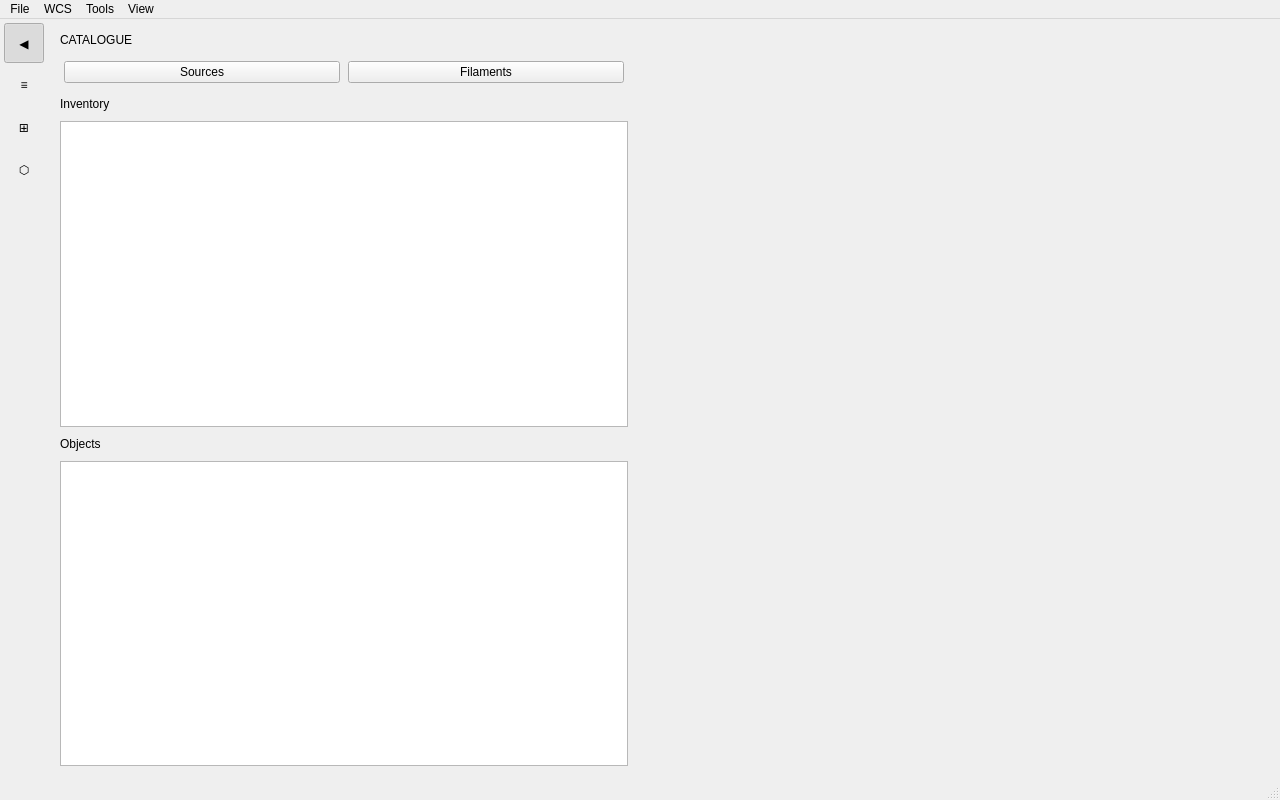
The window that ui/vtkWindowImage.ui (VisIVOLab/VisIVOVisualAnalytics) describes before a commit, drawn with Qt 5.
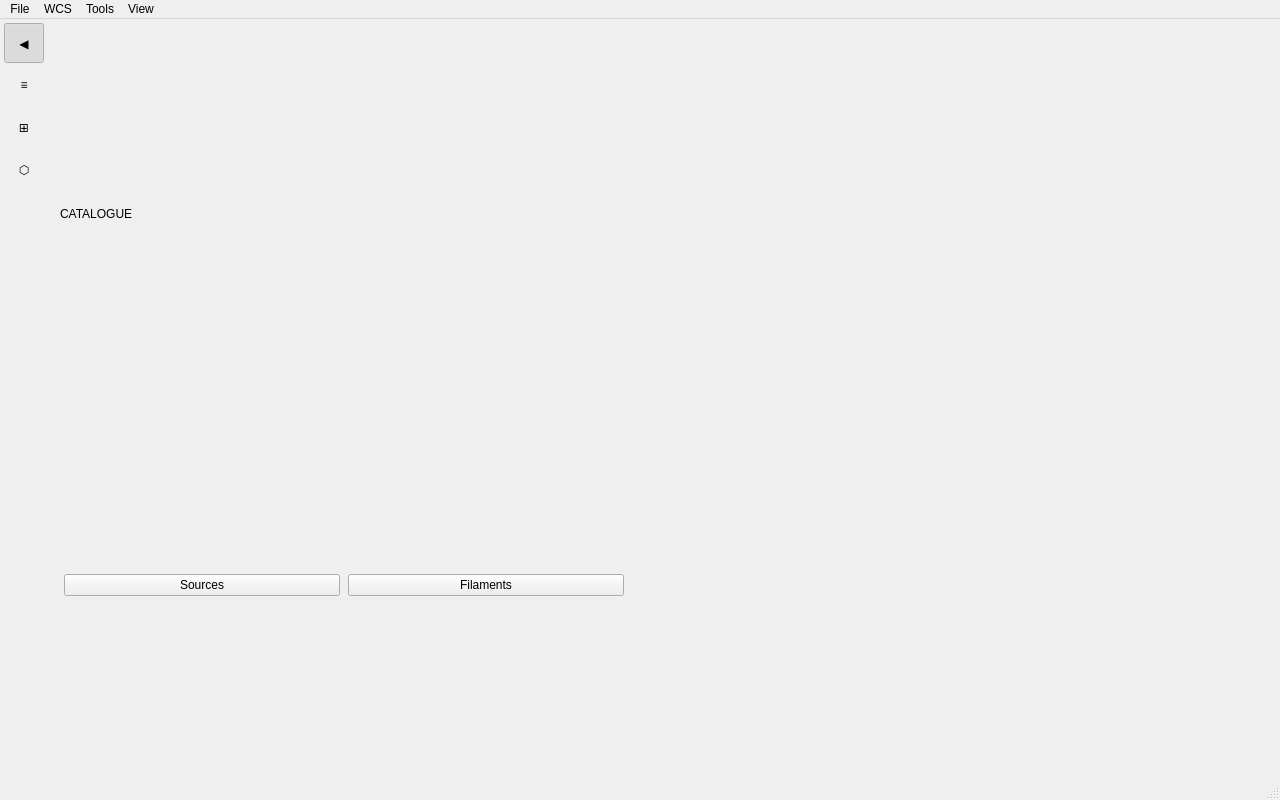
The same window after the commit. The open tabs and pages were chosen to show the change. Custom widgets are drawn as their Qt base class.

Commit message: Fix Stokes loading and image panel UX

Patch:
```diff
--- a/ui/vtkWindowImage.ui
+++ b/ui/vtkWindowImage.ui
@@ -289,41 +289,6 @@
              </widget>
             </item>
 
-            <!-- Inventory table sub-section -->
-            <item>
-             <widget class="QLabel" name="labelInventoryHdr">
-              <property name="text"><string>Inventory</string></property>
-             </widget>
-            </item>
-            <item>
-             <widget class="QTableWidget" name="tableInventory">
-              <property name="sizePolicy">
-               <sizepolicy hsizetype="Expanding" vsizetype="Expanding">
-                <horstretch>0</horstretch>
-                <verstretch>1</verstretch>
-               </sizepolicy>
-              </property>
-              <property name="minimumHeight"><number>120</number></property>
-             </widget>
-            </item>
-
-            <!-- Objects table sub-section -->
-            <item>
-             <widget class="QLabel" name="labelObjectsHdr">
-              <property name="text"><string>Objects</string></property>
-             </widget>
-            </item>
-            <item>
-             <widget class="QTableWidget" name="tableObjects">
-              <property name="sizePolicy">
-               <sizepolicy hsizetype="Expanding" vsizetype="Expanding">
-                <horstretch>0</horstretch>
-                <verstretch>1</verstretch>
-               </sizepolicy>
-              </property>
-              <property name="minimumHeight"><number>120</number></property>
-             </widget>
-            </item>
 
            </layout>
           </widget>
```
Left out of the diff: 2 changed lines with no effect on the pictures. The commit also changes 11 other files.
